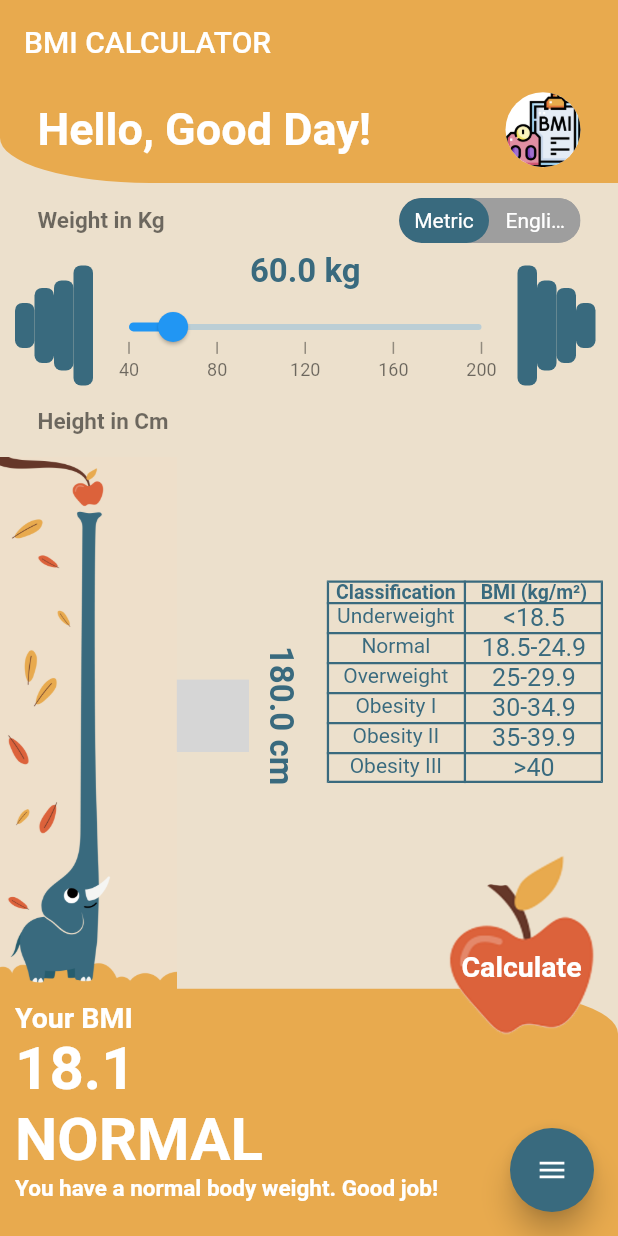
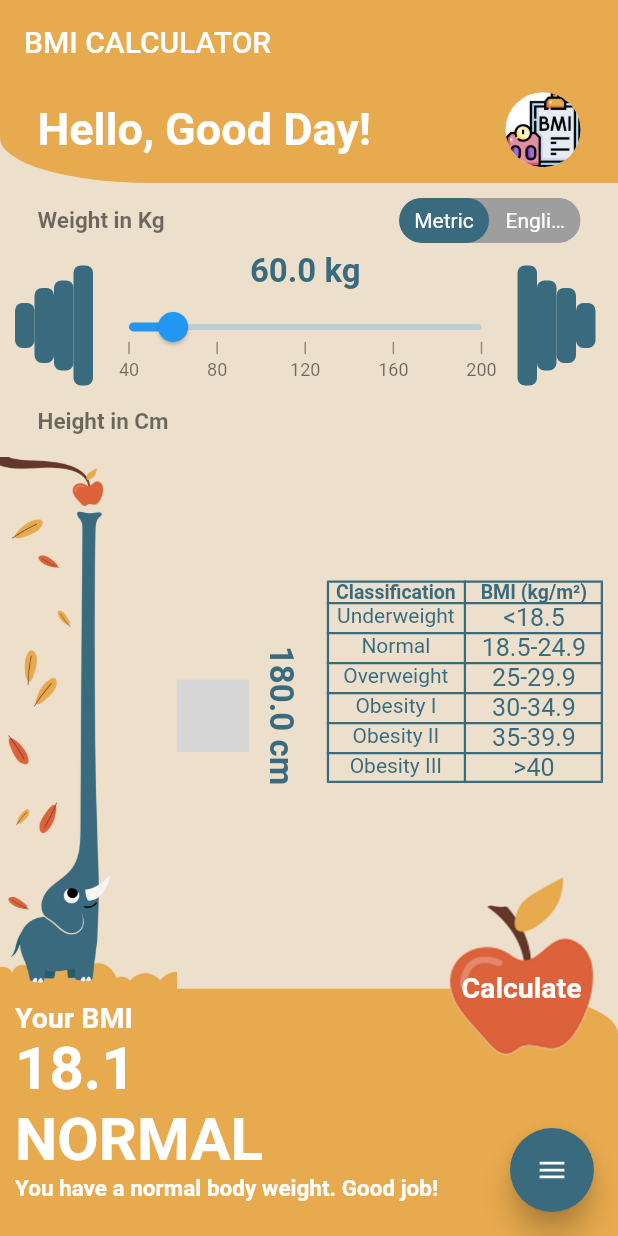
Before and after one commit to ktheryn/lazybmi, a Flutter app: the screen it shows after launch, on a phone screen of 412 x 824 dp. Run offline on Flutter 3.47's test engine with Material 2 defaults, Android fonts, the phone set to English and light mode, and no system bars; drawn by our look-alikes of flutter_speed_dial, syncfusion_flutter_sliders, toggle_switch; our stand-ins replace rflutter_alert, shared_preferences; missing offline and left inert: syncfusion_flutter_core; grey boxes are pictures that could not be loaded.

Commit message:
calculate apple fixed

```diff
--- a/lib/home_screen_v2.dart
+++ b/lib/home_screen_v2.dart
@@ -379,10 +379,13 @@ class _BMIScreenV2State extends State<BMIScreenV2> {
                       height: 150,
                       width: 150,
                       child: Stack(
-                        //alignment: Alignment.center,
+                        alignment: Alignment.center,
                         children: [
                           Image.asset('images/applen.png'),
-                          const Center(
+                          Column(
+                            mainAxisAlignment: MainAxisAlignment.end,
+                            children: const [
+                              Center(
                                   child: Text(
                                     "Calculate",
                                     style: TextStyle(
@@ -390,6 +393,9 @@ class _BMIScreenV2State extends State<BMIScreenV2> {
                                         fontWeight: FontWeight.bold,
                                         color: Colors.white),
                                   )),
+                              SizedBox(height: 50.0,),
+                            ],
+                          ),
                         ],
                       ),
                     ),
```
Lines whose indentation alone changed are shown as unchanged.
